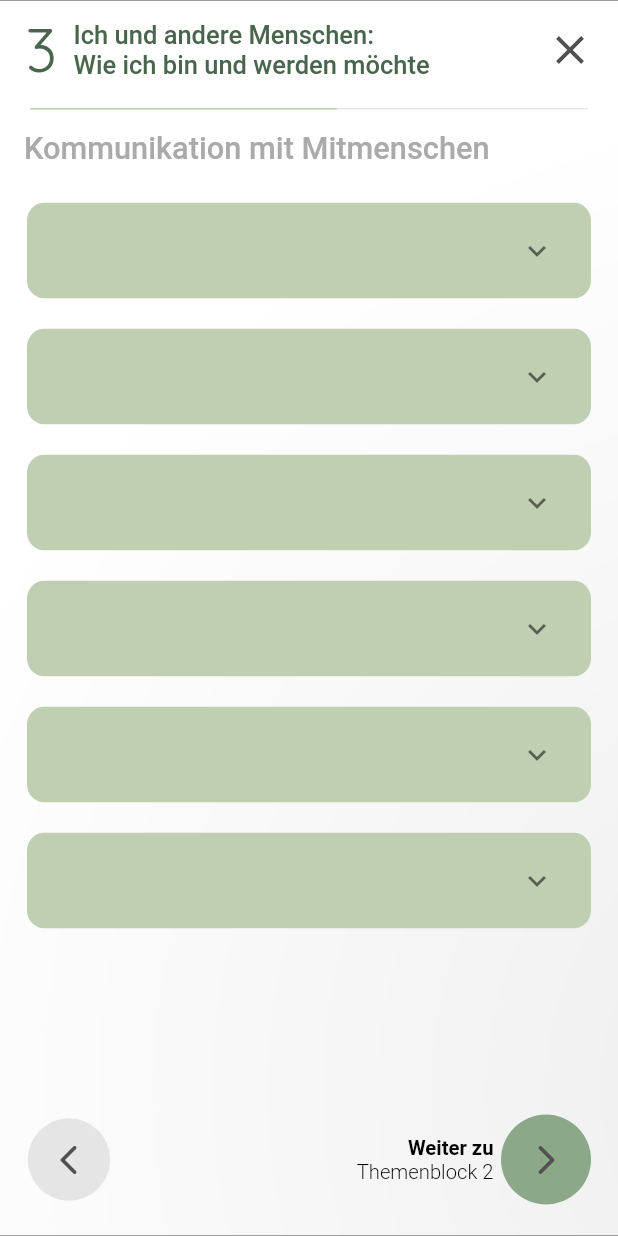
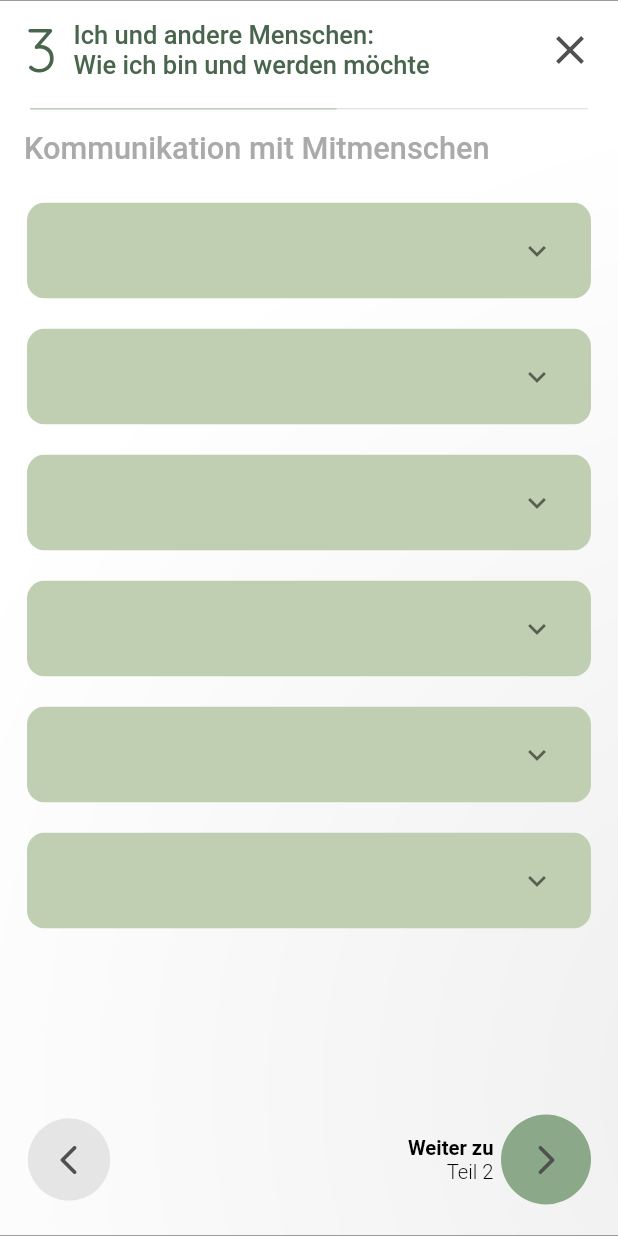
Before and after one commit to marcschny/IP5_SelfAssessment, a Flutter app: the SurveyPart1 screen opened by its route, on a phone screen of 412 x 824 dp. Run offline on Flutter 3.47's test engine with Material 2 defaults, Android fonts, the phone set to English and light mode, and no system bars; drawn by our look-alikes of expandable, oktoast, percent_indicator; our stand-ins replace floor, google_fonts, lottie, simple_animations, sqflite; missing offline and left inert: flutter_score_slider, super_tooltip; accounts and stored records are empty; generated files the repository leaves out were written again.

```diff
--- a/lib/screens/survey_part_1.dart
+++ b/lib/screens/survey_part_1.dart
@@ -132,7 +132,7 @@ class _SurveyPart1State extends State<SurveyPart1> {
             BottomNavigation(
                 showNextButton: true,
                 showBackButton: true,
-                nextTitle: "Themenblock 2",
+                nextTitle: "Teil 2",
                 callbackBack: () {
                   Navigator.of(context).pop();
                 },
--- a/lib/screens/survey_part_2.dart
+++ b/lib/screens/survey_part_2.dart
@@ -138,7 +138,7 @@ class _SurveyPart2State extends State<SurveyPart2>{
             BottomNavigation(
                 showNextButton: true,
                 showBackButton: true,
-                nextTitle: "Themenblock 3",
+                nextTitle: "Teil 3",
                 callbackBack: () {
                   Navigator.of(context).pop();
                 },
--- a/lib/screens/weaknesses.dart
+++ b/lib/screens/weaknesses.dart
@@ -86,7 +86,7 @@ class _WeaknessesState extends State<Weaknesses>{
           BottomNavigation(
               showNextButton: true,
               showBackButton: true,
-              nextTitle: "Das möchte ich gerne können",
+              nextTitle: "Das möchte ich gerne besser können",
               callbackBack: () {
                 Navigator.of(context).pop();
               },
```
Also changed, not shown: lib/components/dialogs/question_dialog.dart (+8 -1 lines), lib/components/question_card.dart (+7 -4 lines), lib/screens/improvements.dart (+1 -1 lines), lib/screens/survey_intro.dart (+2 -1 lines).
